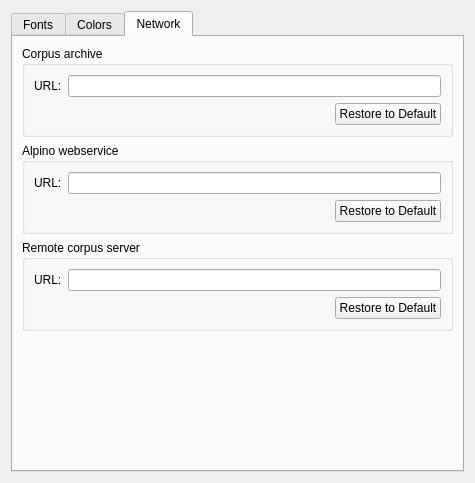
Before: the Qt Designer form ui/PreferencesWindow.ui in rug-compling/dact, drawn with Qt 5.
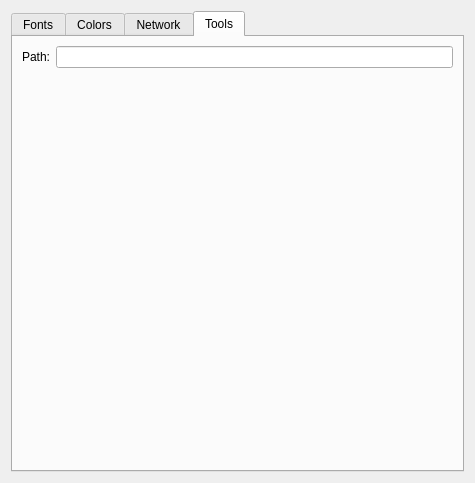
After: the same form once the commit is applied. The open tabs and pages were chosen to show the change. Custom widgets are drawn as their Qt base class.

Commit message: Add preference to configure path to Tools configuration file to the preference window

Patch:
```diff
--- a/ui/PreferencesWindow.ui
+++ b/ui/PreferencesWindow.ui
@@ -386,6 +386,30 @@
        </item>
       </layout>
      </widget>
+     <widget class="QWidget" name="toolsTab">
+      <attribute name="title">
+       <string>Tools</string>
+      </attribute>
+      <layout class="QVBoxLayout">
+       <item>
+        <layout class="QFormLayout">
+         <property name="fieldGrowthPolicy">
+          <enum>QFormLayout::ExpandingFieldsGrow</enum>
+         </property>
+         <item row="0" column="0">
+          <widget class="QLabel">
+           <property name="text">
+            <string>Path:</string>
+           </property>
+          </widget>
+         </item>
+         <item row="0" column="1">
+          <widget class="QLineEdit" name="toolsFilePath"/>
+         </item>
+        </layout>
+       </item>
+      </layout>
+     </widget>
     </widget>
    </item>
   </layout>
```
The commit also changes 3 other files.
